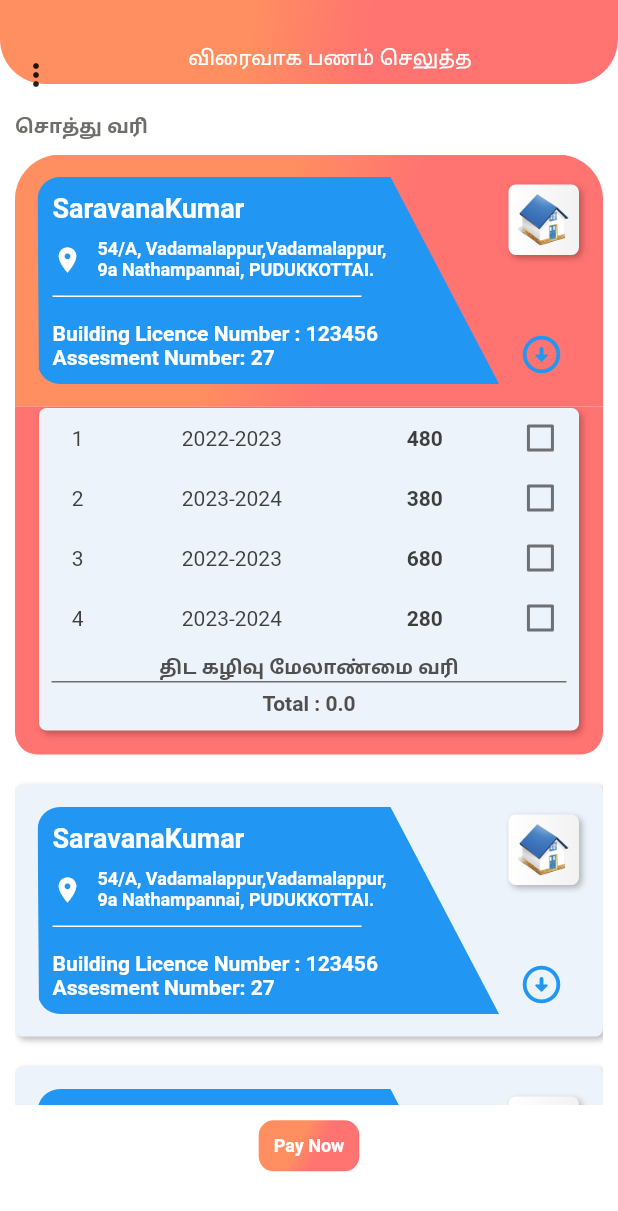
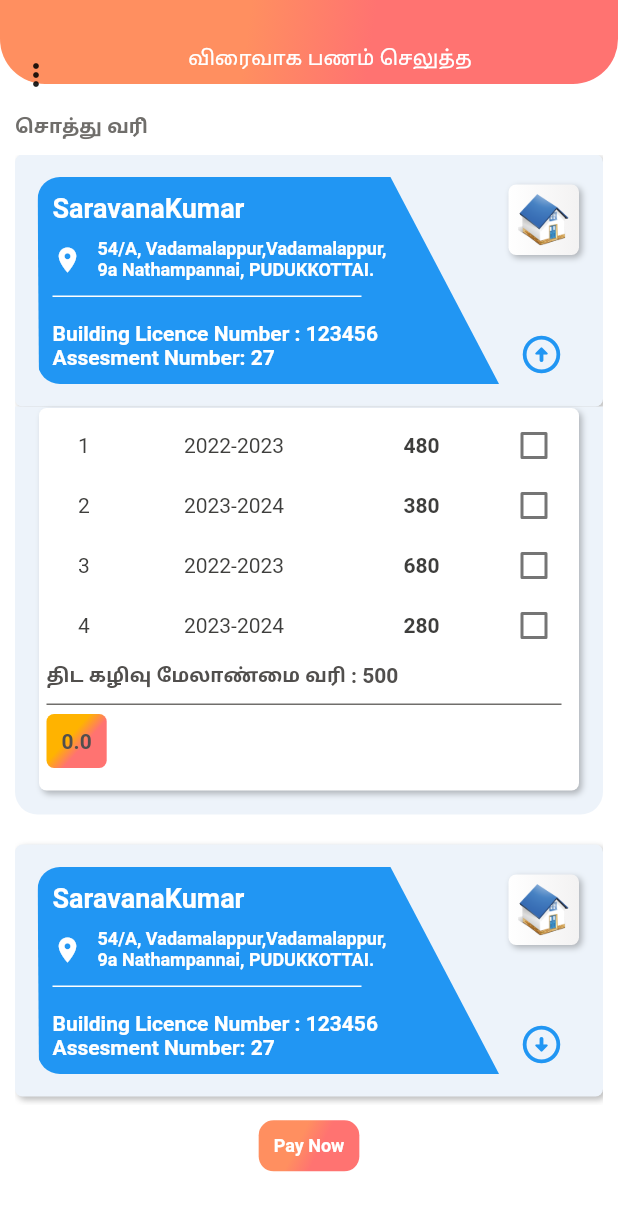
Before and after one commit to TNANDROID/public_vptax, a Flutter app: the TaxCollectionDetailsView screen opened directly, after a tap on the "arrow circle down" icon, on a phone screen of 412 x 824 dp. Shown: the top 1211 px of the screen. Run offline on Flutter 3.47's test engine with Material 2 defaults, Android fonts, the phone set to English and light mode, and no system bars; our stand-ins replace dropdown_button2, easy_localization, flutter_form_builder, flutter_spinkit, flutter_staggered_animations, form_builder_validators and 7 more; missing offline and left inert: encrypt, open_settings; accounts and stored records are empty.

Commit message:
container colour changed

```diff
--- a/lib/Activity/Tax_Collection/taxCollection_details.dart
+++ b/lib/Activity/Tax_Collection/taxCollection_details.dart
@@ -36,10 +36,7 @@ class _TaxCollectionDetailsViewState extends State<TaxCollectionDetailsView> {
         Container(
             width: Screen.width(context),
             padding: EdgeInsets.all(15),
-            decoration: isShowFlag.contains(mainIndex)
-                ? UIHelper.GradientContainer(
-                    30, 30, 0, 0, [c.colorAccentlight, c.colorPrimaryDark])
-                : UIHelper.roundedBorderWithColorWithShadow(
+            decoration: UIHelper.roundedBorderWithColorWithShadow(
                 5, c.need_improvement2, c.need_improvement2,
                 borderWidth: 0),
             child: Column(children: [
@@ -136,7 +133,9 @@ class _TaxCollectionDetailsViewState extends State<TaxCollectionDetailsView> {
                           alignment: Alignment.topLeft,
                           margin: EdgeInsets.fromLTRB(10, 0, 10, 0),
                           child: Icon(
-                            Icons.arrow_circle_down_rounded,
+                            isShowFlag.contains(mainIndex)
+                                ? Icons.arrow_circle_up_rounded
+                                : Icons.arrow_circle_down_rounded,
                             color: Colors.blue,
                             size: 30,
                           ),
@@ -149,12 +148,12 @@ class _TaxCollectionDetailsViewState extends State<TaxCollectionDetailsView> {
           Container(
               width: Screen.width(context),
               decoration: UIHelper.roundedBorderWithColor(
-                  0, 0, 15, 15, c.colorPrimaryDark),
+                  0, 0, 15, 15, c.need_improvement2),
               child: Column(children: [
                 Container(
                     margin: EdgeInsets.fromLTRB(15, 0, 15, 15),
                     decoration: UIHelper.roundedBorderWithColorWithShadow(
-                        5, c.need_improvement2, c.need_improvement2,
+                        5, c.white, c.white,
                         borderWidth: 0),
                     child: propertyTaxCollectionWidget(mainIndex))
               ])),
@@ -171,7 +170,10 @@ class _TaxCollectionDetailsViewState extends State<TaxCollectionDetailsView> {
     for (var item in checkedListData["$mainIndex"]!) {
       totalAmount = totalAmount + examplePropertyData[item]['Amount'];
     }
-    return Column(
+    return Container(
+        padding: EdgeInsets.all(5),
+        child: Column(
+          crossAxisAlignment: CrossAxisAlignment.start,
           children: [
             Container(
                 height: dataWiseHeight + 5,
@@ -189,8 +191,8 @@ class _TaxCollectionDetailsViewState extends State<TaxCollectionDetailsView> {
                               child: Container(
                                   padding: EdgeInsets.all(8.0),
                                   child: Center(
-                                  child: UIHelper.titleTextStyle(
-                                      "$siNo", c.grey_10, 14, false, true))),
+                                      child: UIHelper.titleTextStyle("$siNo",
+                                          c.grey_10, 14, false, true))),
                             ),
                             Expanded(
                                 flex: 3,
@@ -210,7 +212,8 @@ class _TaxCollectionDetailsViewState extends State<TaxCollectionDetailsView> {
                                   padding: EdgeInsets.all(8.0),
                                   child: Center(
                                       child: UIHelper.titleTextStyle(
-                                      examplePropertyData[rowIndex]['Amount']
+                                          examplePropertyData[rowIndex]
+                                                  ['Amount']
                                               .toString(),
                                           c.grey_10,
                                           14,
@@ -223,7 +226,8 @@ class _TaxCollectionDetailsViewState extends State<TaxCollectionDetailsView> {
                                   padding: EdgeInsets.all(8.0),
                                   child: Center(
                                     child: Row(
-                                    mainAxisAlignment: MainAxisAlignment.center,
+                                        mainAxisAlignment:
+                                            MainAxisAlignment.center,
                                         crossAxisAlignment:
                                             CrossAxisAlignment.center,
                                         children: [
@@ -231,12 +235,15 @@ class _TaxCollectionDetailsViewState extends State<TaxCollectionDetailsView> {
                                               width: 20,
                                               height: 20,
                                               child: Checkbox(
-                                            value: checkedListData["$mainIndex"]
+                                                value: checkedListData[
+                                                        "$mainIndex"]
                                                     ?.contains(rowIndex),
                                                 onChanged: (v) {
                                                   if (rowIndex == 0 ||
-                                                  checkedListData["$mainIndex"]!
-                                                      .contains(rowIndex - 1)) {
+                                                      checkedListData[
+                                                              "$mainIndex"]!
+                                                          .contains(
+                                                              rowIndex - 1)) {
                                                     if (checkedListData[
                                                             "$mainIndex"]!
                                                         .contains(rowIndex)) {
@@ -245,11 +252,14 @@ class _TaxCollectionDetailsViewState extends State<TaxCollectionDetailsView> {
                                                                       "$mainIndex"]!
                                                                   .length -
                                                               1;
-                                                  checkedListData["$mainIndex"]
-                                                      ?.removeRange(rowIndex,
+                                                      checkedListData[
+                                                              "$mainIndex"]
+                                                          ?.removeRange(
+                                                              rowIndex,
                                                               endIndex + 1);
                                                     } else {
-                                                  checkedListData["$mainIndex"]
+                                                      checkedListData[
+                                                              "$mainIndex"]
                                                           ?.add(rowIndex);
                                                     }
                                                   }
@@ -264,17 +274,22 @@ class _TaxCollectionDetailsViewState extends State<TaxCollectionDetailsView> {
                         ));
                   },
                 )),
-        UIHelper.titleTextStyle(
-            "swmUserCharges".tr().toString(), c.grey_9, 14, true, true),
+            UIHelper.titleTextStyle("swmUserCharges".tr().toString() + " : 500",
+                c.grey_9, 14, true, true),
+            UIHelper.verticalSpaceSmall,
             SizedBox(
                 width: Screen.width(context) / 1.2,
                 child: UIHelper.tinyLinewidget(borderColor: c.grey_8)),
             // UIHelper.verticalSpaceSmall,
-        UIHelper.titleTextStyle(
-            "Total : $totalAmount", c.grey_9, 14, true, true),
+            Container(
+                decoration: UIHelper.GradientContainer(
+                    5, 5, 5, 5, [c.yello, c.colorPrimaryDark]),
+                padding: EdgeInsets.all(10),
+                child: UIHelper.titleTextStyle(
+                    "$totalAmount", c.grey_9, 14, true, true)),
             UIHelper.verticalSpaceSmall,
           ],
-    );
+        ));
   }
 
   Widget taxInvoiceWidget() {
```
Lines whose indentation alone changed are shown as unchanged.
